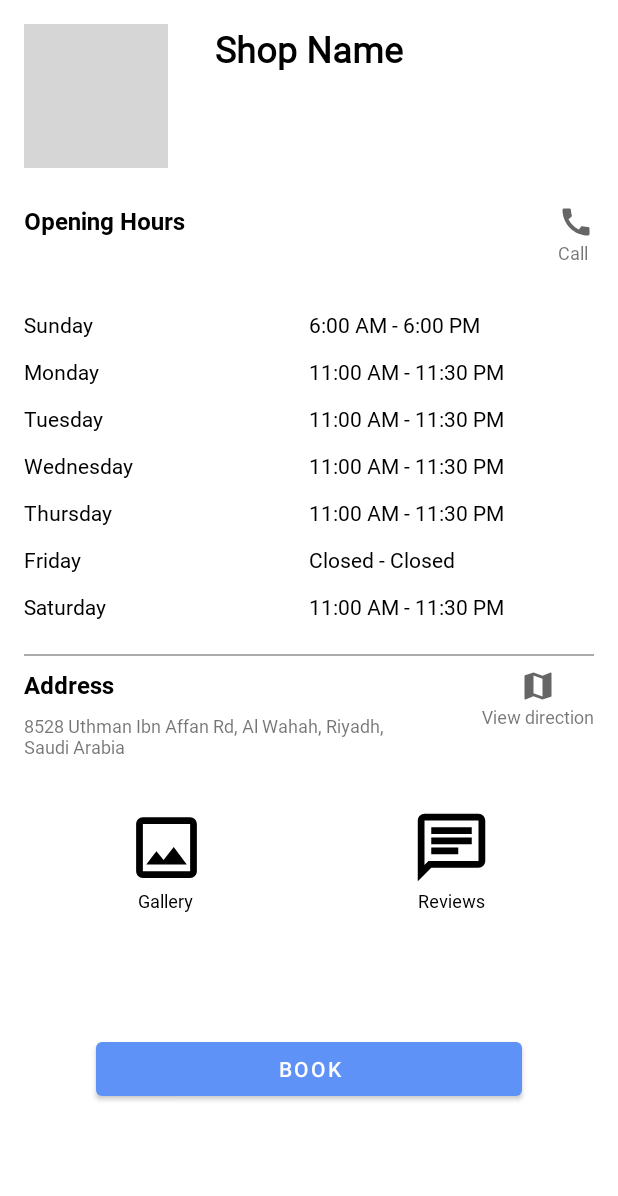
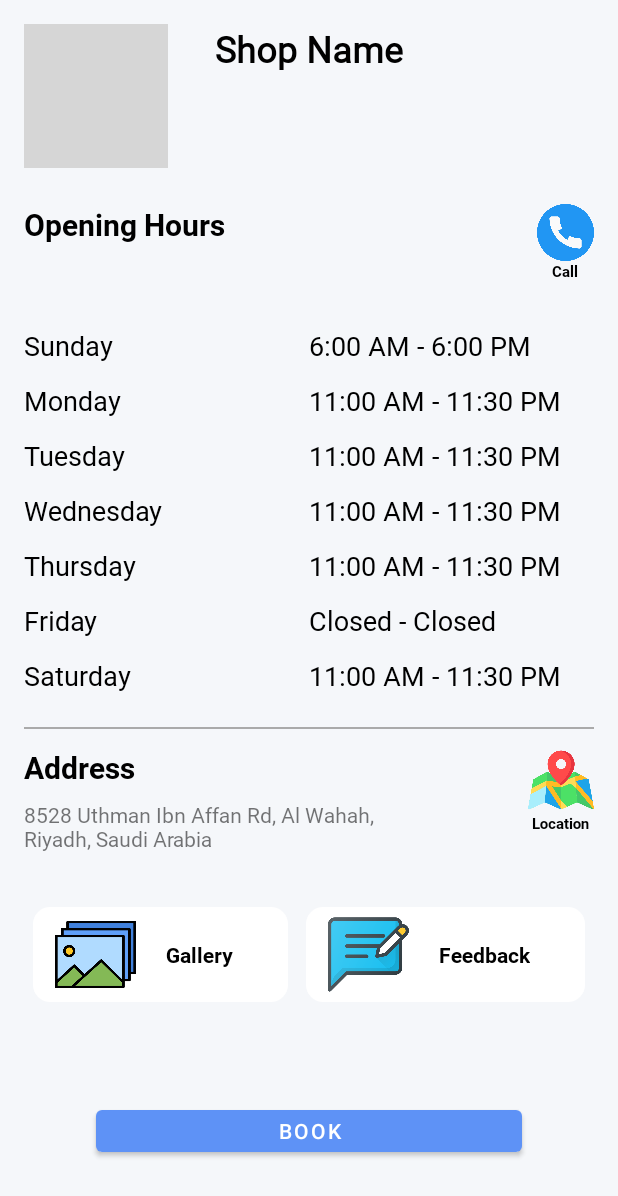
Before and after one commit to Anasmb/IS499_Barbershop, an Android app: the ShopPageActivity screen opened directly, with no data from a screen before it, on a phone screen of 412 x 824 dp. Shown: the top 1196 px of the screen. Run offline under Robolectric (Android 15) with nearby library versions, the light colour scheme and no system bars; our stand-ins replace Volley; network calls fail; 5 statements that could not run were skipped; grey boxes are pictures that could not be loaded.

Commit message:
+ SalonItem added phone number attribute + customer can call the barbershop when click call + customer can view location of barbershop when click location

```diff
--- a/app/src/main/java/com/example/barbershop/MoreFragment.java
+++ b/app/src/main/java/com/example/barbershop/MoreFragment.java
@@ -1,5 +1,6 @@
 package com.example.barbershop;
 
+import android.app.Activity;
 import android.content.Context;
 import android.content.Intent;
 import android.content.SharedPreferences;
--- a/app/src/main/java/com/example/barbershop/SalonFragment.java
+++ b/app/src/main/java/com/example/barbershop/SalonFragment.java
@@ -80,8 +80,9 @@ public class SalonFragment extends Fragment implements SalonAdapter.OnNoteListen
                         JSONObject serviceObject = services.getJSONObject(i);
                         String salonName = serviceObject.getString("ShopName");
                         String address = serviceObject.getString("Address");
+                        String phoneNumber = serviceObject.getString("PhoneNumber");
                         int id = serviceObject.getInt("BarbershopID");
-                        SalonItem salonItem = new SalonItem(R.drawable.herry_poer,salonName,address,id); //TODO CHANGE THE IMAGE FUNCTIONALITY
+                        SalonItem salonItem = new SalonItem(R.drawable.herry_poer,salonName,address,phoneNumber,id); //TODO CHANGE THE IMAGE FUNCTIONALITY
                         salonItemList.add(salonItem);
                         Log.d("php", "salon name" + salonName);
                     }
@@ -110,6 +111,8 @@ public class SalonFragment extends Fragment implements SalonAdapter.OnNoteListen
         Intent intent = new Intent(getActivity() , ShopPageActivity.class);
         intent.putExtra("barbershopID",salonItemList.get(position).getId());
         intent.putExtra("shopName",salonItemList.get(position).getSalonName());
+        intent.putExtra("address",salonItemList.get(position).getAddress());
+        intent.putExtra("phoneNumber",salonItemList.get(position).getPhoneNumber());
         startActivity(intent);
     }
 }
--- a/app/src/main/java/com/example/barbershop/ShopPageActivity.java
+++ b/app/src/main/java/com/example/barbershop/ShopPageActivity.java
@@ -5,10 +5,12 @@ import androidx.appcompat.app.AppCompatActivity;
 import android.content.Context;
 import android.content.Intent;
 import android.content.SharedPreferences;
+import android.net.Uri;
 import android.os.Bundle;
 import android.util.Log;
 import android.view.View;
 import android.widget.ImageView;
+import android.widget.LinearLayout;
 import android.widget.TextView;
 import android.widget.Toast;
 
@@ -28,8 +30,10 @@ public class ShopPageActivity extends AppCompatActivity {
     private String SQL_URL = "http://192.168.100.6/barbershop-php/hoursAPI.php";
     private TextView shopName;
     private int shopID;
+    private String address, phoneNumber;
     private ImageView backBtn;
     private MaterialButton bookBtn;
+    private LinearLayout callLayout, mapLayout;
     private TextView sundayTime, mondayTime, tuesdayTime, wednesdayTime, thursdayTime, fridayTime, saturdayTime;
     SharedPreferences preferences;
 
@@ -44,9 +48,15 @@ public class ShopPageActivity extends AppCompatActivity {
         bookBtn = findViewById(R.id.bookButton);
         bookBtn.setOnClickListener(bookBtnListener);
         shopName = findViewById(R.id.shopPage_salonNameText);
+        callLayout = findViewById(R.id.callBarbershopLayout);
+        callLayout.setOnClickListener(callLayoutListener);
+        mapLayout = findViewById(R.id.barbershopLocationLayout);
+        mapLayout.setOnClickListener(mapLayoutListener);
 
         shopID = getIntent().getExtras().getInt("barbershopID");
         shopName.setText(getIntent().getExtras().getString("shopName"));
+        address = getIntent().getExtras().getString("address");
+        phoneNumber = getIntent().getExtras().getString("phoneNumber");
         SQL_URL += "?BarbershopID=" + shopID;
 
         sundayTime = findViewById(R.id.sundayTimeText);
@@ -84,6 +94,26 @@ public class ShopPageActivity extends AppCompatActivity {
         }
     };
 
+    private View.OnClickListener callLayoutListener = new View.OnClickListener() {
+        @Override
+        public void onClick(View view) {
+            Intent intent = new Intent(Intent.ACTION_DIAL);
+            intent.setData(Uri.parse("tel:" + phoneNumber));
+            startActivity(intent);
+        }
+    };
+
+    private View.OnClickListener mapLayoutListener = new View.OnClickListener() {
+        @Override
+        public void onClick(View view) {
+            String coordinates[] = address.split("/"); // get the latitude and longitude
+            String uri = "http://maps.google.com/maps?q=loc:" + coordinates[1] + "," + coordinates[2];
+            Intent intent = new Intent(Intent.ACTION_VIEW, Uri.parse(uri));
+            intent.setPackage("com.google.android.apps.maps");
+            startActivity(intent);
+        }
+    };
+
     private void loadHours(){
         StringRequest stringRequest = new StringRequest(Request.Method.POST, SQL_URL, new Response.Listener<String>() {
             @Override
--- a/app/src/main/java/com/example/barbershop/adapters/AppointmentAdapter.java
+++ b/app/src/main/java/com/example/barbershop/adapters/AppointmentAdapter.java
@@ -51,6 +51,7 @@ public class AppointmentAdapter extends RecyclerView.Adapter<AppointmentAdapter.
         holder.price.setText(appointmentItem.getPrice());
         holder.serviceAt.setText(appointmentItem.getServiceAt());
         holder.status.setText(appointmentItem.getStatus());
+
     }
 
     @Override
@@ -60,7 +61,7 @@ public class AppointmentAdapter extends RecyclerView.Adapter<AppointmentAdapter.
 
     class AppointmentViewHolder extends RecyclerView.ViewHolder implements View.OnClickListener {
 
-        TextView barbershopName, barberName, dateTime, price, serviceAt ,status;
+        TextView barbershopName, barberName, dateTime, price, serviceAt ,status ;
         OnItemListener onItemListener;
 
         public AppointmentViewHolder(@NonNull @NotNull View itemView, OnItemListener onItemListener) {
--- a/app/src/main/java/com/example/barbershop/items/SalonItem.java
+++ b/app/src/main/java/com/example/barbershop/items/SalonItem.java
@@ -5,12 +5,14 @@ public class SalonItem {
     private int salonImage;
     private String salonName;
     private String address;
+    private String phoneNumber;
     private int id;
 
-    public SalonItem(int salonImage, String salonName, String address , int id) {
+    public SalonItem(int salonImage, String salonName, String address ,String phoneNumber ,int id) {
         this.salonImage = salonImage;
         this.salonName = salonName;
         this.address = address;
+        this.phoneNumber = phoneNumber;
         this.id = id;
     }
 
@@ -26,6 +28,10 @@ public class SalonItem {
         return address;
     }
 
+    public String getPhoneNumber() {
+        return phoneNumber;
+    }
+
     public int getId(){
         return id;
     }
--- a/app/src/main/res/layout/activity_shop_page.xml
+++ b/app/src/main/res/layout/activity_shop_page.xml
@@ -6,7 +6,8 @@
     android:layout_width="match_parent"
     android:layout_height="match_parent"
     tools:context=".ShopPageActivity"
-    android:orientation="vertical">
+    android:orientation="vertical"
+    android:background="@color/background_light_blue">
 
     <RelativeLayout
         android:layout_width="match_parent"
@@ -46,29 +47,32 @@
             android:layout_width="wrap_content"
             android:layout_height="wrap_content"
             android:text="Opening Hours"
-            android:textSize="16dp"
+            android:textSize="20dp"
             android:textColor="@color/black"
             android:fontFamily="@font/roboto_bold"/>
 
         <LinearLayout
+            android:id="@+id/callBarbershopLayout"
             android:layout_width="wrap_content"
             android:layout_height="wrap_content"
             android:orientation="vertical"
             android:layout_alignParentRight="true">
 
             <ImageView
-                android:id="@+id/callBarbershop"
-                android:layout_width="wrap_content"
-                android:layout_height="wrap_content"
-                android:src="@drawable/ic_baseline_call_24"
+                android:id="@+id/callBarbershopImage"
+                android:layout_width="38dp"
+                android:layout_height="38dp"
+                android:src="@drawable/telephone"
                 android:layout_gravity="center_horizontal"/>
 
             <TextView
-                android:layout_width="wrap_content"
+                android:layout_width="match_parent"
                 android:layout_height="wrap_content"
                 android:text="Call"
-                android:textSize="12dp"
-                android:fontFamily="@font/roboto_regular"/>
+                android:textColor="@color/black"
+                android:textSize="10dp"
+                android:fontFamily="@font/roboto_bold"
+                android:textAlignment="center"/>
 
         </LinearLayout>
 
@@ -91,7 +95,7 @@
                 android:layout_height="wrap_content"
                 android:layout_marginVertical="6dp"
                 android:text="Sunday"
-                android:textSize="14dp"
+                android:textSize="18dp"
                 android:textColor="@color/black"
                 android:fontFamily="@font/roboto_regular"/>
 
@@ -100,7 +104,7 @@
                 android:layout_height="wrap_content"
                 android:layout_marginVertical="6dp"
                 android:text="Monday"
-                android:textSize="14dp"
+                android:textSize="18dp"
                 android:textColor="@color/black"
                 android:fontFamily="@font/roboto_regular"/>
 
@@ -109,7 +113,7 @@
                 android:layout_height="wrap_content"
                 android:layout_marginVertical="6dp"
                 android:text="Tuesday"
-                android:textSize="14dp"
+                android:textSize="18dp"
                 android:textColor="@color/black"
                 android:fontFamily="@font/roboto_regular"/>
 
@@ -118,7 +122,7 @@
                 android:layout_height="wrap_content"
                 android:layout_marginVertical="6dp"
                 android:text="Wednesday"
-                android:textSize="14dp"
+                android:textSize="18dp"
                 android:textColor="@color/black"
                 android:fontFamily="@font/roboto_regular"/>
 
@@ -127,7 +131,7 @@
                 android:layout_height="wrap_content"
                 android:layout_marginVertical="6dp"
                 android:text="Thursday"
-                android:textSize="14dp"
+                android:textSize="18dp"
                 android:textColor="@color/black"
                 android:fontFamily="@font/roboto_regular"/>
 
@@ -136,7 +140,7 @@
                 android:layout_height="wrap_content"
                 android:layout_marginVertical="6dp"
                 android:text="Friday"
-                android:textSize="14dp"
+                android:textSize="18dp"
                 android:textColor="@color/black"
                 android:fontFamily="@font/roboto_regular"/>
 
@@ -145,7 +149,7 @@
                 android:layout_height="wrap_content"
                 android:layout_marginVertical="6dp"
                 android:text="Saturday"
-                android:textSize="14dp"
+                android:textSize="18dp"
                 android:textColor="@color/black"
                 android:fontFamily="@font/roboto_regular"/>
 
@@ -163,7 +167,7 @@
                 android:layout_height="wrap_content"
                 android:layout_marginVertical="6dp"
                 android:text="6:00 AM - 6:00 PM"
-                android:textSize="14dp"
+                android:textSize="18dp"
                 android:textColor="@color/black"
                 android:fontFamily="@font/roboto_regular"/>
 
@@ -173,7 +177,7 @@
                 android:layout_height="wrap_content"
                 android:layout_marginVertical="6dp"
                 android:text="11:00 AM - 11:30 PM"
-                android:textSize="14dp"
+                android:textSize="18dp"
                 android:textColor="@color/black"
                 android:fontFamily="@font/roboto_regular"/>
 
@@ -183,7 +187,7 @@
                 android:layout_height="wrap_content"
                 android:layout_marginVertical="6dp"
                 android:text="11:00 AM - 11:30 PM"
-                android:textSize="14dp"
+                android:textSize="18dp"
                 android:textColor="@color/black"
                 android:fontFamily="@font/roboto_regular"/>
 
@@ -193,7 +197,7 @@
                 android:layout_height="wrap_content"
                 android:layout_marginVertical="6dp"
                 android:text="11:00 AM - 11:30 PM"
-                android:textSize="14dp"
+                android:textSize="18dp"
                 android:textColor="@color/black"
                 android:fontFamily="@font/roboto_regular"/>
 
@@ -203,7 +207,7 @@
                 android:layout_height="wrap_content"
                 android:layout_marginVertical="6dp"
                 android:text="11:00 AM - 11:30 PM"
-                android:textSize="14dp"
+                android:textSize="18dp"
                 android:textColor="@color/black"
                 android:fontFamily="@font/roboto_regular"/>
 
@@ -213,7 +217,7 @@
                 android:layout_height="wrap_content"
                 android:layout_marginVertical="6dp"
                 android:text="Closed - Closed"
-                android:textSize="14dp"
+                android:textSize="18dp"
                 android:textColor="@color/black"
                 android:fontFamily="@font/roboto_regular"/>
 
@@ -223,7 +227,7 @@
                 android:layout_height="wrap_content"
                 android:layout_marginVertical="6dp"
                 android:text="11:00 AM - 11:30 PM"
-                android:textSize="14dp"
+                android:textSize="18dp"
                 android:textColor="@color/black"
                 android:fontFamily="@font/roboto_regular"/>
 
@@ -243,14 +247,14 @@
         android:layout_height="wrap_content"
         android:orientation="horizontal"
         android:paddingHorizontal="16dp"
-        android:paddingVertical="8dp">
+        android:paddingVertical="12dp">
 
         <TextView
             android:id="@+id/addressTXT"
             android:layout_width="wrap_content"
             android:layout_height="wrap_content"
             android:text="Address"
-            android:textSize="16dp"
+            android:textSize="20dp"
             android:textColor="@color/black"
             android:fontFamily="@font/roboto_bold"/>
 
@@ -260,12 +264,13 @@
             android:layout_below="@id/addressTXT"
             android:layout_marginVertical="8dp"
             android:text="8528 Uthman Ibn Affan Rd, Al Wahah, Riyadh, Saudi Arabia"
-            android:textSize="12dp"
+            android:textSize="14dp"
             android:fontFamily="@font/roboto_regular"
             android:maxWidth="250dp"/>
 
 
         <LinearLayout
+            android:id="@+id/barbershopLocationLayout"
             android:layout_width="wrap_content"
             android:layout_height="wrap_content"
             android:orientation="vertical"
@@ -273,17 +278,19 @@
 
             <ImageView
                 android:id="@+id/barbershopLocationImage"
-                android:layout_width="wrap_content"
-                android:layout_height="wrap_content"
-                android:src="@drawable/ic_baseline_map_24"
+                android:layout_width="44dp"
+                android:layout_height="44dp"
+                android:src="@drawable/map"
                 android:layout_gravity="center_horizontal"/>
 
             <TextView
                 android:layout_width="wrap_content"
                 android:layout_height="wrap_content"
-                android:text="View direction"
-                android:textSize="12dp"
-                android:fontFamily="@font/roboto_regular"/>
+                android:text="Location"
+                android:textSize="10dp"
+                android:fontFamily="@font/roboto_bold"
+                android:textColor="@color/black"
+                android:layout_gravity="center_horizontal"/>
 
         </LinearLayout>
 
@@ -299,23 +306,27 @@
         <LinearLayout
             android:layout_width="wrap_content"
             android:layout_height="wrap_content"
-            android:orientation="vertical"
-            android:layout_weight="1">
+            android:layout_marginHorizontal="6dp"
+            android:orientation="horizontal"
+            android:layout_weight="1"
+            android:background="@drawable/radius_shape">
 
             <ImageView
                 android:layout_width="54dp"
                 android:layout_height="54dp"
-                android:src="@drawable/ic_image_black_24dp"
+                android:layout_marginHorizontal="10dp"
+                android:src="@drawable/image_files"
                 android:layout_gravity="center_horizontal"/>
 
             <TextView
                 android:layout_width="wrap_content"
                 android:layout_height="wrap_content"
+                android:layout_marginHorizontal="10dp"
                 android:text="Gallery"
-                android:textSize="12dp"
-                android:fontFamily="@font/roboto_regular"
+                android:textSize="14dp"
+                android:fontFamily="@font/roboto_bold"
                 android:textColor="@color/black"
-                android:layout_gravity="center_horizontal"/>
+                android:layout_gravity="center_vertical" />
 
 
         </LinearLayout>
@@ -323,24 +334,27 @@
         <LinearLayout
             android:layout_width="wrap_content"
             android:layout_height="wrap_content"
-            android:orientation="vertical"
-            android:layout_weight="1">
+            android:layout_marginHorizontal="6dp"
+            android:orientation="horizontal"
+            android:layout_weight="1"
+            android:background="@drawable/radius_shape">
 
             <ImageView
                 android:layout_width="54dp"
                 android:layout_height="54dp"
-                android:src="@drawable/ic_chat_black_24dp"
-                app:tint="@color/black"
+                android:layout_marginHorizontal="10dp"
+                android:src="@drawable/feedback"
                 android:layout_gravity="center_horizontal"/>
 
             <TextView
                 android:layout_width="wrap_content"
                 android:layout_height="wrap_content"
-                android:text="Reviews"
-                android:textSize="12dp"
-                android:fontFamily="@font/roboto_regular"
+                android:layout_marginHorizontal="10dp"
+                android:text="Feedback"
+                android:textSize="14dp"
+                android:fontFamily="@font/roboto_bold"
                 android:textColor="@color/black"
-                android:layout_gravity="center_horizontal"/>
+                android:layout_gravity="center_vertical" />
 
         </LinearLayout>
 
@@ -353,7 +367,7 @@
         android:layout_width="match_parent"
         android:layout_height="wrap_content"
         android:layout_marginHorizontal="64dp"
-        android:layout_marginVertical="64dp"
+        android:layout_marginVertical="50dp"
         android:text="Book"/>
 
 
--- a/app/src/main/res/layout/appointment_item.xml
+++ b/app/src/main/res/layout/appointment_item.xml
@@ -147,9 +147,9 @@
                 android:layout_width="wrap_content"
                 android:layout_height="wrap_content"
                 android:text="Pending"
-                android:textColor="@color/black"
+                android:textColor="#858585"
                 android:fontFamily="@font/roboto_bold"
-                android:textSize="14dp" />
+                android:textSize="18dp" />
 
 
         </RelativeLayout>
```
Also changed, not shown: app/src/main/res/drawable-v24/feedback.png (added), app/src/main/res/drawable-v24/image_files.png (added), app/src/main/res/drawable-v24/map.png (added), app/src/main/res/drawable-v24/telephone.png (added).
